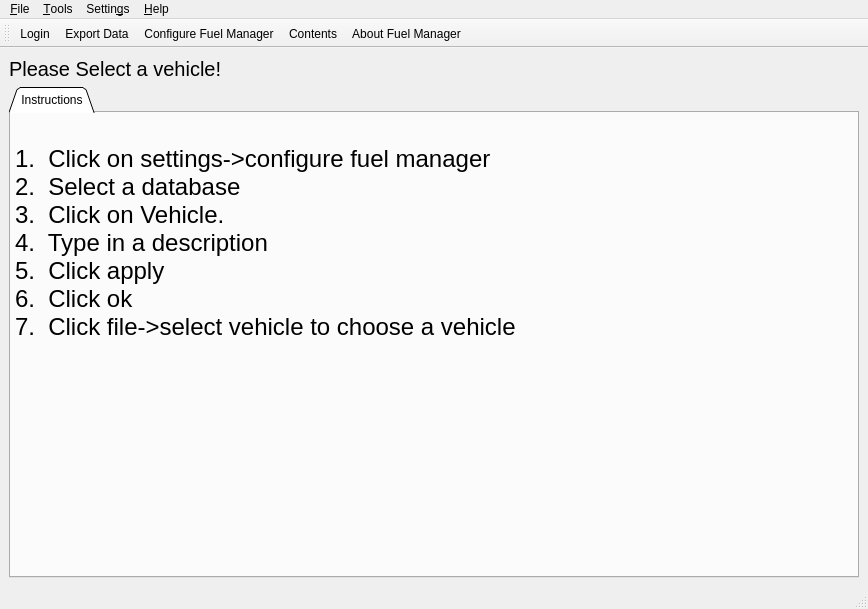
The window that mainwindowbase.ui (kc8hfi/fuelmanager) describes before a commit, drawn with Qt 5.
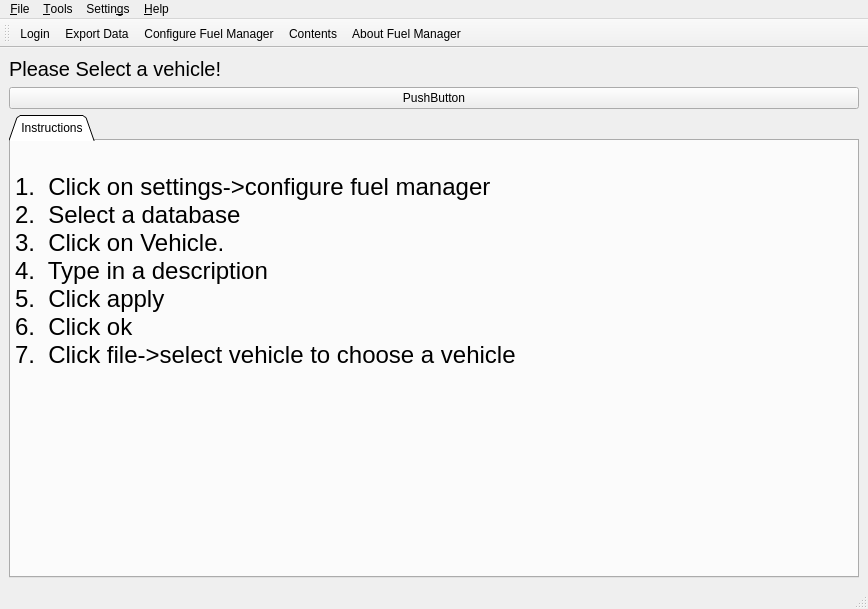
The same window after the commit.

```diff
--- a/mainwindowbase.ui
+++ b/mainwindowbase.ui
@@ -30,6 +30,13 @@
       </property>
      </widget>
     </item>
+    <item>
+     <widget class="QPushButton" name="pushButton">
+      <property name="text">
+       <string>PushButton</string>
+      </property>
+     </widget>
+    </item>
     <item>
      <widget class="QTabWidget" name="tabWidget">
       <property name="tabShape">
```
